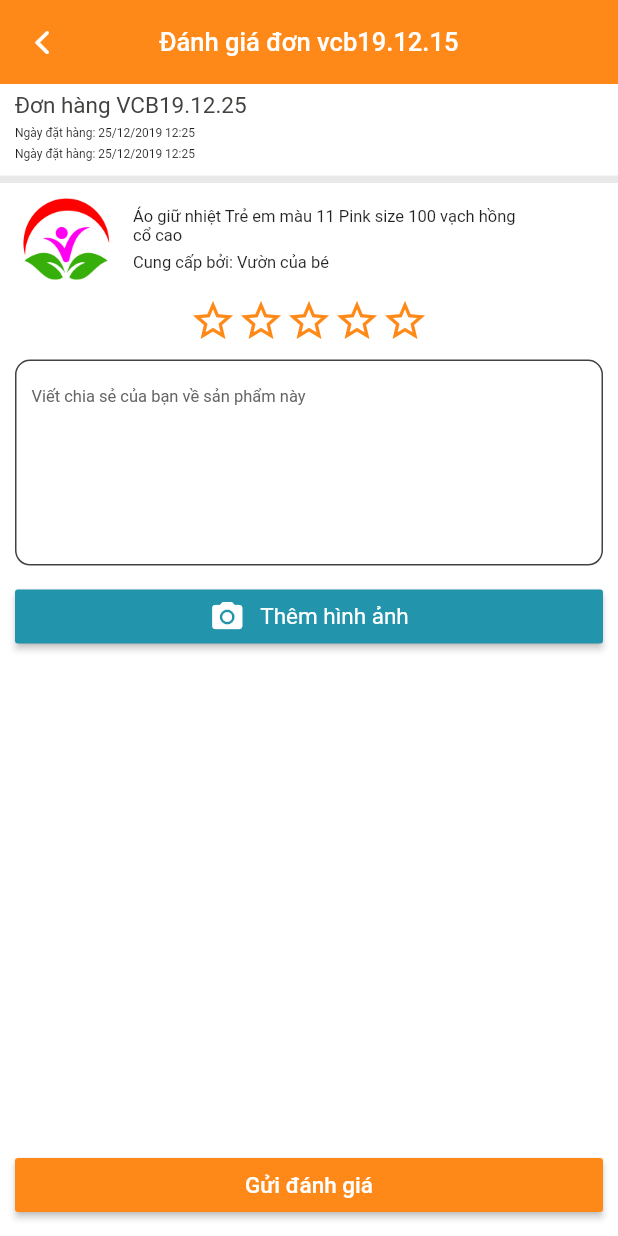
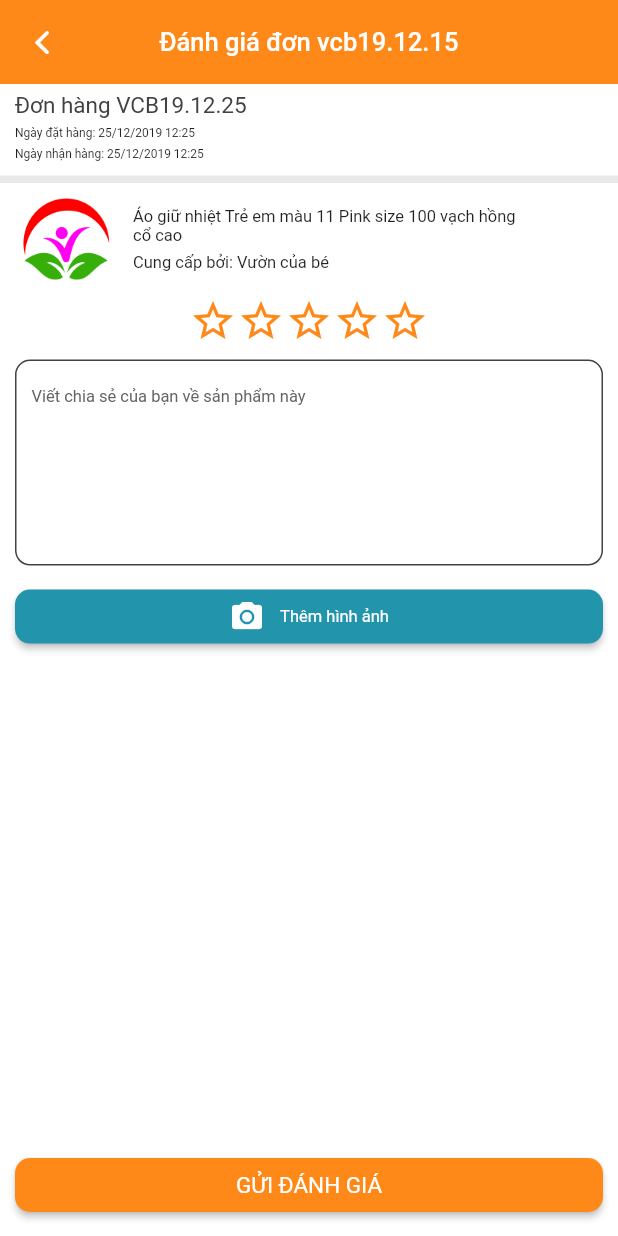
Before and after one commit to NhaPCS/baby_garden, a Flutter app: the RatingDetailScreen screen opened directly, on a phone screen of 412 x 824 dp. Run offline on Flutter 3.47's test engine with Material 2 defaults, Android fonts, the phone set to English and light mode, and no system bars; our stand-ins replace auto_size_text, cached_network_image, carousel_slider, dots_indicator, flutter_svg, font_awesome_flutter and 2 more; accounts and stored records are empty.

Commit message:
rate screen

```diff
--- a/lib/l10n/intl_en.arb
+++ b/lib/l10n/intl_en.arb
@@ -122,5 +122,5 @@
   "rating_hint": "Viết chia sẻ của bạn về sản phẩm này",
   "add_image": "Thêm hình ảnh",
   "using_date": "Ngày sử dung: {date}",
-  "send_rating": "Gửi đánh giá"
+  "send_rating": "GỬI ĐÁNH GIÁ"
 }
--- a/lib/screen/rating_detail/rating_detail_screen.dart
+++ b/lib/screen/rating_detail/rating_detail_screen.dart
@@ -65,7 +65,7 @@ class _RatingDetailScreenState extends BaseState<RatingDetailScreen> {
                 Container(
                   alignment: Alignment.centerLeft,
                   child: Text(
-                    S.of(context).order_date("25/12/2019 12:25"),
+                    S.of(context).receiving_date("25/12/2019 12:25"),
                     style: TextStyle(fontSize: SizeUtil.textSizeTiny),
                     textAlign: TextAlign.start,
                   ),
@@ -135,7 +135,8 @@ class _RatingDetailScreenState extends BaseState<RatingDetailScreen> {
             height: MediaQuery.of(context).size.height / 6,
             width: MediaQuery.of(context).size.width,
             decoration: BoxDecoration(
-              borderRadius: BorderRadius.all(Radius.circular(SizeUtil.smallRadius)),
+              borderRadius:
+                  BorderRadius.all(Radius.circular(SizeUtil.smallRadius)),
               border: Border(
                 left: BorderSide(
                   color: ColorUtil.textColor,
@@ -155,17 +156,19 @@ class _RatingDetailScreenState extends BaseState<RatingDetailScreen> {
                 ),
               ),
             ),
-            padding: EdgeInsets.only(left:SizeUtil.smallSpace,right: SizeUtil.smallSpace),
+            padding: EdgeInsets.only(
+                left: SizeUtil.smallSpace, right: SizeUtil.smallSpace),
             child: Column(
               children: <Widget>[
                 TextField(
                   style: TextStyle(fontSize: SizeUtil.textSizeSmall),
                   decoration: InputDecoration(
-                    hintText: S.of(context).rating_hint,
-                    border: InputBorder.none
-                  ),
+                      hintText: S.of(context).rating_hint,
+                      border: InputBorder.none),
                 ),
-                SizedBox(height: SizeUtil.normalSpace,)
+                SizedBox(
+                  height: SizeUtil.normalSpace,
+                )
               ],
             ),
           ),
@@ -178,10 +181,15 @@ class _RatingDetailScreenState extends BaseState<RatingDetailScreen> {
                 onPressed: () {
                   Navigator.of(context).pop();
                 },
+                shape: RoundedRectangleBorder(
+                    borderRadius: BorderRadius.all(
+                  Radius.circular(SizeUtil.smallRadius),
+                )),
                 color: ColorUtil.blueForgotPass,
                 child: Row(
                   children: <Widget>[
-                    Expanded(//todo alignment center content
+                    Expanded(
+                      //todo alignment center content
                       child: SizedBox(),
                     ),
                     Icon(
@@ -194,7 +202,7 @@ class _RatingDetailScreenState extends BaseState<RatingDetailScreen> {
                     Text(
                       S.of(context).add_image,
                       style: TextStyle(
-                          fontSize: SizeUtil.textSizeDefault,
+                          fontSize: SizeUtil.textSizeSmall,
                           color: Colors.white,
                           fontStyle: FontStyle.normal,
                           fontWeight: FontWeight.normal),
@@ -217,13 +225,18 @@ class _RatingDetailScreenState extends BaseState<RatingDetailScreen> {
                 onPressed: () {
                   Navigator.of(context).pop();
                 },
+                shape: RoundedRectangleBorder(
+                    borderRadius: BorderRadius.all(
+                  Radius.circular(SizeUtil.smallRadius),
+                )),
                 color: ColorUtil.primaryColor,
                 child: Text(
                   S.of(context).send_rating,
                   style: TextStyle(
                       fontSize: SizeUtil.textSizeDefault,
                       color: Colors.white,
-                      fontStyle: FontStyle.normal),
+                      fontStyle: FontStyle.normal,
+                  fontWeight: FontWeight.normal),
                 ),
               )),
         ],
```
Also changed, not shown: lib/generated/intl/messages_en.dart, lib/generated/l10n.dart.
